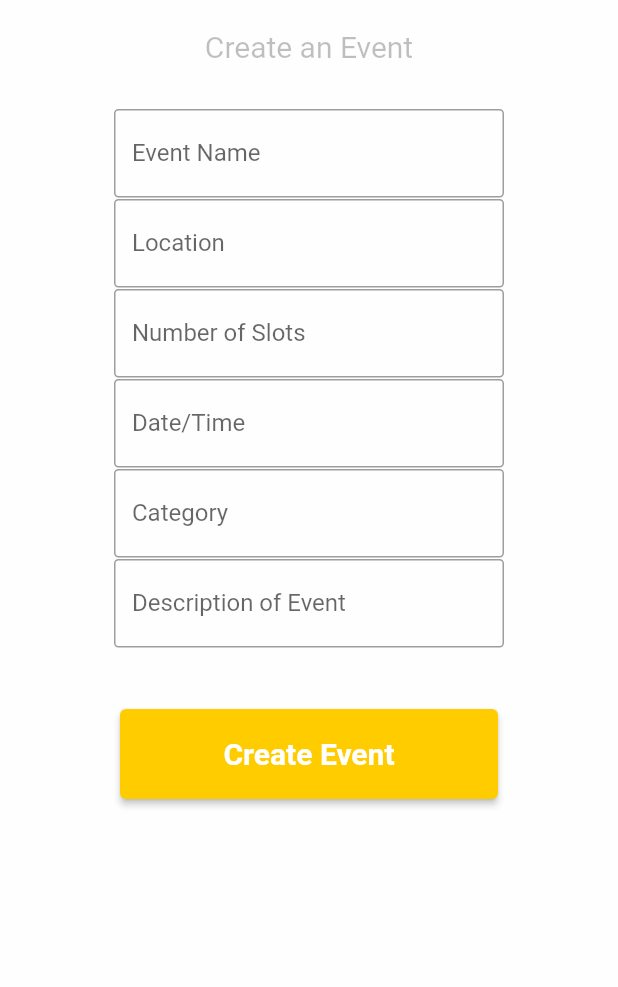
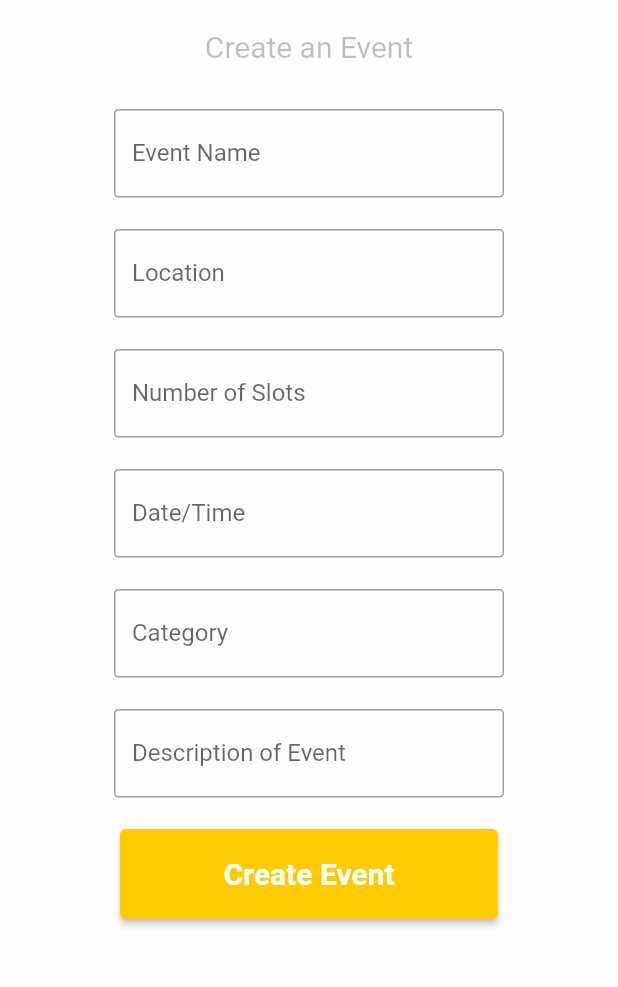
Before and after one commit to mrkulas1/FriendZone, a Flutter app: the screen it shows after launch, after a tap on "Post", on a phone screen of 412 x 824 dp, the part 95-1082 px from its top. Run offline on Flutter 3.47's test engine with Material 2 defaults, Android fonts, the phone set to English and light mode, and no system bars; our stand-ins replace font_awesome_flutter.

Commit message:
more updates to event post and created event edit

```diff
--- a/friendzone_flutter/lib/pages/event_page/event_post.dart
+++ b/friendzone_flutter/lib/pages/event_page/event_post.dart
@@ -1,21 +1,42 @@
 import 'package:flutter/material.dart';
 import 'package:font_awesome_flutter/font_awesome_flutter.dart';
 import 'package:friendzone_flutter/db_comm/post_request_functions.dart';
+import 'package:friendzone_flutter/models/event.dart';
 
-class EventPostPage extends StatelessWidget {
+class EventPostPage extends StatefulWidget {
+  //final Event event;
+
   void click() {}
+  const EventPostPage({Key? key}) : super(key: key);
+//  const EventPostPage({Key? key, required this.event}) : super(key: key)
 
+
+  @override
+  EventPostPageState createState() {
+    return EventPostPageState();
+  }
+}
+class EventPostPageState extends State<EventPostPage>{
+  final TextEditingController _eventName = TextEditingController();
+  final TextEditingController _location = TextEditingController();
+  final TextEditingController _numSlots= TextEditingController();
+  final TextEditingController _datetime = TextEditingController();
+  final TextEditingController _category = TextEditingController();
+  final TextEditingController _description = TextEditingController();
+
+  final _postFormKey = GlobalKey<FormState>();
   @override
   Widget build(BuildContext context) {
     return Scaffold(
       body: SingleChildScrollView(
-        child: Container(
+        child: Form(
+          key: _postFormKey,
           child: Column(
             crossAxisAlignment: CrossAxisAlignment.center,
             children: <Widget>[
               Container(
-                width: 720,
-                height: 800,
+                width: double.infinity,
+                height: 1000,
                 decoration: const BoxDecoration(
                   color: Colors.white70,
                   borderRadius: BorderRadius.all(Radius.circular(15)),
@@ -46,9 +67,19 @@ class EventPostPage extends StatelessWidget {
                     ),
                     Container(
                       width: 260,
-                      height: 60,
-                      child: const TextField(
-                        decoration: InputDecoration(
+                      height: 80,
+                      child: TextFormField(
+                         validator: (value) {
+                          if (value == null || value.isEmpty) {
+                             return 'Please add a name';
+                          }
+                          else if(value.length > 100){
+                            return 'Too long';
+                          }
+                            return null;
+                           },
+                           controller: _eventName,
+                        decoration: const InputDecoration(
                             labelText: "Event Name",
                             border: OutlineInputBorder(
                               borderRadius:
@@ -58,9 +89,16 @@ class EventPostPage extends StatelessWidget {
                     ),
                     Container(
                       width: 260,
-                      height: 60,
-                      child: const TextField(
-                        decoration: InputDecoration(
+                      height: 80,
+                      child: TextFormField(
+                        validator: (value) {
+                          if (value != null && value.length > 100) {
+                             return 'Too long';
+                          }
+                            return null;
+                           },
+                           controller: _location,
+                        decoration: const InputDecoration(
                             labelText: "Location",
                             border: OutlineInputBorder(
                               borderRadius:
@@ -70,9 +108,21 @@ class EventPostPage extends StatelessWidget {
                     ),
                     Container(
                       width: 260,
-                      height: 60,
-                      child: const TextField(
-                        decoration: InputDecoration(
+                      height: 80,
+                      child: TextFormField(
+                        validator: (value) {
+                          try{
+                            if(value != null){
+                            int a = int.parse(value);
+                            }
+                            return null;
+                          }
+                         on Exception catch(_){
+                           return 'Please enter a whole number';
+                          }
+                        },
+                        controller: _numSlots,
+                        decoration: const InputDecoration(
                             labelText: "Number of Slots",
                             border: OutlineInputBorder(
                               borderRadius:
@@ -82,9 +132,13 @@ class EventPostPage extends StatelessWidget {
                     ),
                     Container(
                       width: 260,
-                      height: 60,
-                      child: const TextField(
-                        decoration: InputDecoration(
+                      height: 80,
+                      child:  TextFormField(
+                        validator: (value) {
+                            return null;
+                           },
+                           controller: _datetime,
+                        decoration: const InputDecoration(
                             labelText: "Date/Time",
                             border: OutlineInputBorder(
                               borderRadius:
@@ -94,9 +148,13 @@ class EventPostPage extends StatelessWidget {
                     ),
                     Container(
                       width: 260,
-                      height: 60,
-                      child: const TextField(
-                        decoration: InputDecoration(
+                      height: 80,
+                      child: TextFormField(
+                        validator: (value) {
+                            return null;
+                           },
+                           controller: _category,
+                        decoration: const InputDecoration(
                             labelText: "Category",
                             border: OutlineInputBorder(
                               borderRadius:
@@ -106,9 +164,13 @@ class EventPostPage extends StatelessWidget {
                     ),
                     Container(
                       width: 260,
-                      height: 100,
-                      child: const TextField(
-                        decoration: InputDecoration(
+                      height: 80,
+                      child:TextFormField(
+                        validator: (value) {
+                            return null;
+                           },
+                           controller: _description,
+                        decoration: const InputDecoration(
                             labelText: "Description of Event",
                             border: OutlineInputBorder(
                               borderRadius:
@@ -118,8 +180,14 @@ class EventPostPage extends StatelessWidget {
                     ),
                     ElevatedButton(
                       onPressed: () => {
-                        // createEvent(userEmail, title, description, location, time, slots, category)
+                        if(_postFormKey.currentState!.validate()){
+                          ScaffoldMessenger.of(context).showSnackBar(
+                            const SnackBar(content: Text('Creating Event ...')),
+                          )
+                          // createEvent(userEmail, title, description, location, time, slots, category)
                         // Use for Create Event
+                        }
+
                       },
                       style: ButtonStyle(
                         backgroundColor: MaterialStateProperty.all<Color>(
```
Also changed, not shown: friendzone_flutter/lib/pages/event_page/event_edit.dart (added).
